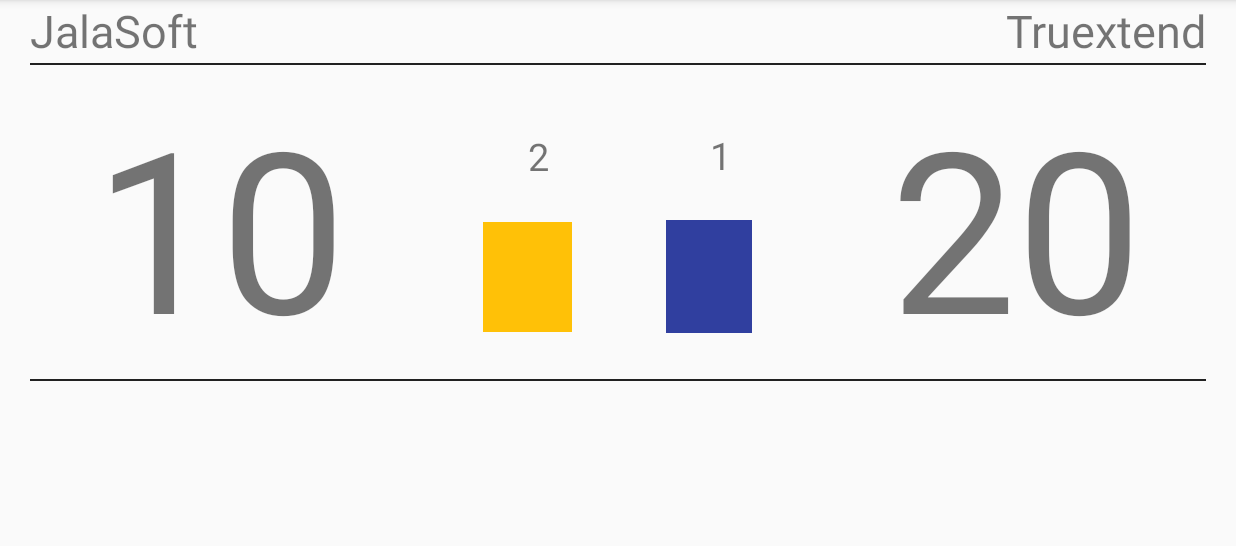
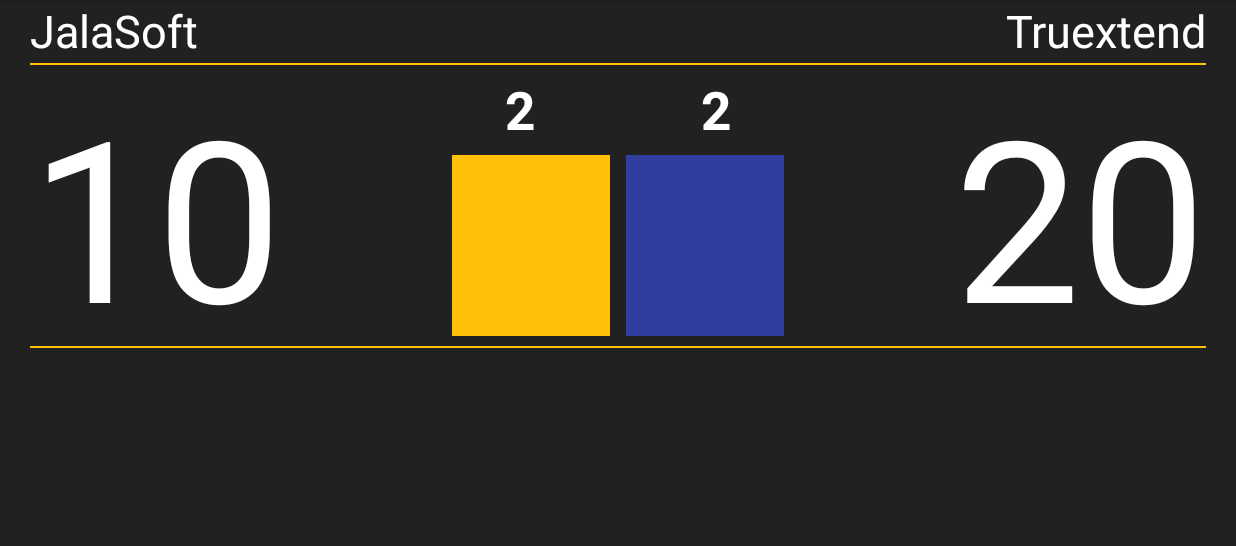
Before and after one commit to xjkwak/wallyapp, an Android app: the ScoreboardActivity screen opened directly, with no data from a screen before it, on a phone screen of 824 x 412 dp (held sideways), the part 72-618 px from its top. Run offline under Robolectric (Android 15) with nearby library versions, the phone set to English and light mode, and no system bars; our stand-ins replace Firebase (no records; nobody signed in at launch, a user with empty details on screens opened directly); network calls fail; 3 statements that could not run were skipped.

Commit message:
Add theme to scoreboard activity

```diff
--- a/app/src/main/java/siliconwally/net/wallyapp/ScoreboardActivity.java
+++ b/app/src/main/java/siliconwally/net/wallyapp/ScoreboardActivity.java
@@ -35,12 +35,16 @@
 
     private TextView setA;
     private TextView setB;
+    private TextView setColorA;
+    private TextView setColorB;
     private TextView detailedScoreA;
     private TextView detailedScoreB;
     private TextView detailedScoreASets;
     private TextView detailedScoreBSets;
     private Match match;
     private DatabaseReference mDatabase;
+    private static String FIRST_SET_POINT = "25";
+    private static String SECOND_SET_POINT = "15";
 
     @Override
     protected void onCreate(Bundle savedInstanceState) {
@@ -67,6 +71,8 @@
 
         setA = findViewById(R.id.textViewSetA);
         setB = findViewById(R.id.textViewSetB);
+        setColorA = findViewById(R.id.textViewSetColorA);
+        setColorB = findViewById(R.id.textViewSetColorB);
 
 
 
@@ -123,6 +129,10 @@
     }
 
     private void updateScoreboard() {
+        //Color of sets
+        int colorA = ContextCompat.getColor(this, R.color.colorAccent);
+        int colorB = ContextCompat.getColor(this, R.color.colorPrimaryDark) ;
+
         nameA.setText(match.getTeamA());
         nameB.setText(match.getTeamB());
         setScoreA.setText(String.valueOf(match.getCountA()));
@@ -130,44 +140,56 @@
 
         setA.setText(String.valueOf(match.getScoreA()));
         setB.setText(String.valueOf(match.getScoreB()));
+        setColorA.setBackgroundColor(colorA);
+        setColorB.setBackgroundColor(colorB);
 
-        int colorWinner =ContextCompat.getColor(this, R.color.colorAccent) ;
-        int colorLooser = ContextCompat.getColor(this, R.color.colorPrimaryDark) ;
         TableRow llDetailA = (TableRow) findViewById(R.id.llDetailA);
-        fillDetailScore(llDetailA, match.getPointsA(), match.getTeamA(), colorWinner , colorLooser);
+        fillDetailScore(llDetailA, match.getPointsA(), match.getTeamA(), colorA , colorB);
 
         TableRow llDetailB = (TableRow) findViewById(R.id.llDetailB);
-        fillDetailScore(llDetailB, match.getPointsB(), match.getTeamB(), colorLooser, colorWinner);
+        fillDetailScore(llDetailB, match.getPointsB(), match.getTeamB(), colorB, colorA);
     }
 
-    private void fillDetailScore(TableRow linear, ArrayList<Integer> list, String team, int colorWinner, int colorLooser) {
+    private void fillDetailScore(TableRow linear, ArrayList<Integer> list, String team, int colorA, int colorB) {
         TextView nameTeam = new TextView(this);
         nameTeam.setText(team);
+        int width = getMiddleScreenWidth();
+        TableRow.LayoutParams ltw = new TableRow.LayoutParams(width, ViewGroup.LayoutParams.WRAP_CONTENT);
+        ltw.setMargins(0,0,20,0);
+
+        TableRow.LayoutParams ltwSets = new TableRow.LayoutParams(ViewGroup.LayoutParams.WRAP_CONTENT, ViewGroup.LayoutParams.WRAP_CONTENT);
+        ltwSets.setMargins(5,0,5,0);
+
+        nameTeam.setLayoutParams(ltw);
+        nameTeam.setPadding(0,5,10,0);
+        nameTeam.setTextSize(22);
+        nameTeam.setMaxLines(1);
+        nameTeam.setTextColor(Color.WHITE);
+        linear.addView(nameTeam);
+        for (int item: list) {
+            TextView text = new TextView(this);
+            text.setText(String.valueOf(item));
+
+            if (String.valueOf(item).equals(ScoreboardActivity.FIRST_SET_POINT) || String.valueOf(item).equals(ScoreboardActivity.SECOND_SET_POINT)) {
+                text.setBackgroundColor(colorA);
+            }
+            if (!String.valueOf(item).equals(ScoreboardActivity.FIRST_SET_POINT) && !String.valueOf(item).equals(ScoreboardActivity.SECOND_SET_POINT)){
+                text.setBackgroundColor(colorB);
+            }
+
+            text.setPadding(5,5,25,0);
+            text.setTextColor(Color.WHITE);
+            text.setLayoutParams(ltwSets);
+            text.setTextSize(22);
+            linear.addView(text);
+        }
+    }
+
+    private int getMiddleScreenWidth() {
         Display display = getWindowManager().getDefaultDisplay();
         Point size = new Point();
         display.getSize(size);
         int width = size.x/2;
-        TableRow.LayoutParams ltw = new TableRow.LayoutParams(width, ViewGroup.LayoutParams.WRAP_CONTENT);
-        ltw.setMargins(0,0,20,0);
-
-        nameTeam.setLayoutParams(ltw);
-        nameTeam.setPadding(0,0,10,0);
-        nameTeam.setTextSize(22);
-        nameTeam.setMaxLines(1);
-        linear.addView(nameTeam);
-        for (int item: list) {
-            TextView text = new TextView(this);
-            text.setText(String.valueOf(item));
-            if (String.valueOf(item).equals("25")) {
-                text.setBackgroundColor(colorWinner);
-            }
-            if (!String.valueOf(item).equals("25")){
-                text.setBackgroundColor(colorLooser);
-            }
-
-            text.setPadding(5,0,25,0);
-            text.setTextSize(22);
-            linear.addView(text);
-        }
+        return width;
     }
 }
--- a/app/src/main/res/layout/activity_scoreboard.xml
+++ b/app/src/main/res/layout/activity_scoreboard.xml
@@ -4,17 +4,18 @@
     xmlns:tools="http://schemas.android.com/tools"
     android:layout_width="match_parent"
     android:layout_height="match_parent"
+    android:background="@color/primary_text"
     android:orientation="vertical"
-    android:layout_marginLeft="20sp"
-    android:layout_marginRight="20sp"
+    android:paddingLeft="20sp"
+    android:paddingRight="20sp"
     tools:context="siliconwally.net.wallyapp.ScoreboardActivity">
 
     <LinearLayout
         android:layout_width="match_parent"
         android:layout_height="wrap_content"
         android:layout_alignParentLeft="true"
+        android:layout_alignParentRight="true"
         android:layout_alignParentTop="true"
-        android:layout_alignParentRight="true"
         android:orientation="horizontal">
 
         <TextView
@@ -23,6 +24,7 @@
             android:layout_height="wrap_content"
             android:layout_weight="40.0"
             android:text="JalaSoft"
+            android:textColor="@android:color/white"
             android:textSize="30sp"
             tools:layout_editor_absoluteX="184dp" />
 
@@ -32,181 +34,165 @@
             android:layout_height="wrap_content"
             android:layout_weight="40.0"
             android:text="Truextend"
-            android:textSize="30sp"
-            android:textAlignment="textEnd" />
+            android:textAlignment="textEnd"
+            android:textColor="@android:color/white"
+            android:textSize="30sp" />
 
     </LinearLayout>
+
     <View
         android:layout_width="match_parent"
         android:layout_height="1dp"
         android:layout_gravity="center"
         android:layout_marginTop="1sp"
-        android:background="@color/primary_text" />
+        android:background="@color/colorAccent" />
+
+    <LinearLayout
+        android:layout_width="match_parent"
+        android:layout_height="186dp"
+        android:layout_alignParentLeft="true"
+        android:layout_alignParentRight="true"
+        android:layout_alignParentTop="true"
+        android:orientation="horizontal">
+
+        <LinearLayout
+            android:layout_width="match_parent"
+            android:layout_height="match_parent"
+            android:layout_weight="35.0"
+            android:orientation="vertical">
+
+            <TextView
+                android:id="@+id/setScoreA"
+                android:layout_width="match_parent"
+                android:layout_height="194dp"
+                android:layout_weight="35.0"
+                android:text="10"
+                android:textColor="@android:color/white"
+                android:textSize="150sp" />
+        </LinearLayout>
+
+        <LinearLayout
+            android:layout_width="match_parent"
+            android:layout_height="match_parent"
+            android:layout_weight="35.0"
+            android:orientation="vertical">
+
+            <LinearLayout
+                android:layout_width="match_parent"
+                android:layout_height="wrap_content"
+                android:orientation="horizontal">
+
+                <TextView
+                    android:id="@+id/textViewSetA"
+                    android:layout_width="match_parent"
+                    android:layout_height="60dp"
+                    android:layout_weight="1"
+                    android:gravity="center_vertical|center_horizontal|center"
+                    android:text="2"
+                    android:textColor="@android:color/white"
+                    android:textSize="35sp"
+                    android:textStyle="bold"
+                    tools:layout_editor_absoluteX="215dp"
+                    tools:layout_editor_absoluteY="16dp" />
+
+                <TextView
+                    android:id="@+id/textViewSetB"
+                    android:layout_width="match_parent"
+                    android:layout_height="60dp"
+                    android:layout_weight="1"
+                    android:gravity="center_vertical|center_horizontal"
+                    android:text="2"
+                    android:textColor="@android:color/white"
+                    android:textSize="35sp"
+                    android:textStyle="bold"
+                    tools:layout_editor_absoluteX="283dp"
+                    tools:layout_editor_absoluteY="16dp" />
+            </LinearLayout>
+
+            <LinearLayout
+                android:layout_width="match_parent"
+                android:layout_height="match_parent"
+                android:orientation="horizontal">
+
+                <TextView
+                    android:id="@+id/textViewSetColorA"
+                    android:layout_width="match_parent"
+                    android:layout_height="match_parent"
+                    android:layout_marginBottom="5dp"
+                    android:layout_marginLeft="20dp"
+                    android:layout_marginRight="5dp"
+                    android:layout_weight="1"
+                    android:background="@color/colorAccent"
+                    tools:layout_editor_absoluteX="215dp"
+                    tools:layout_editor_absoluteY="66dp" />
+
+                <TextView
+                    android:id="@+id/textViewSetColorB"
+                    android:layout_width="match_parent"
+                    android:layout_height="match_parent"
+                    android:layout_marginBottom="5dp"
+                    android:layout_marginLeft="5dp"
+                    android:layout_marginRight="20dp"
+                    android:layout_weight="1"
+                    android:background="@color/colorPrimaryDark"
+                    android:paddingLeft="10dp"
+                    android:paddingRight="10dp"
+                    tools:layout_editor_absoluteX="283dp"
+                    tools:layout_editor_absoluteY="66dp" />
+            </LinearLayout>
+
+        </LinearLayout>
+
+        <LinearLayout
+            android:layout_width="match_parent"
+            android:layout_height="match_parent"
+            android:layout_weight="35.0"
+            android:orientation="vertical">
+
+            <TextView
+                android:id="@+id/setScoreB"
+                android:layout_width="match_parent"
+                android:layout_height="194dp"
+                android:layout_weight="35.0"
+                android:text="20"
+                android:textAlignment="textEnd"
+                android:textColor="@android:color/white"
+                android:textSize="150sp"
+                tools:layout_editor_absoluteX="383dp" />
+        </LinearLayout>
+
+    </LinearLayout>
+
+    <View
+        android:layout_width="match_parent"
+        android:layout_height="1dp"
+        android:layout_gravity="center"
+        android:layout_marginTop="1sp"
+        android:background="@color/colorAccent" />
 
     <LinearLayout
         android:layout_width="match_parent"
         android:layout_height="wrap_content"
         android:layout_alignParentLeft="true"
+        android:layout_alignParentRight="true"
         android:layout_alignParentTop="true"
-        android:layout_alignParentRight="true"
-        android:orientation="horizontal">
-
-        <android.support.constraint.ConstraintLayout
-            android:layout_width="match_parent"
-            android:layout_height="match_parent"
-            android:layout_weight="35.0">
-
-            <TextView
-                android:id="@+id/setScoreA"
-                android:layout_width="209dp"
-                android:layout_height="193dp"
-                android:layout_marginEnd="7dp"
-                android:layout_weight="35.0"
-                android:text="10"
-                android:textSize="150sp"
-                app:layout_constraintBottom_toBottomOf="parent"
-                app:layout_constraintEnd_toStartOf="@+id/textViewSetA"
-                app:layout_constraintStart_toStartOf="parent"
-                app:layout_constraintTop_toTopOf="parent" />
-
-            <TextView
-                android:id="@+id/textViewSetA"
-                android:layout_width="59dp"
-                android:layout_height="40dp"
-                android:layout_marginBottom="11dp"
-                android:layout_marginEnd="10dp"
-                android:layout_marginStart="7dp"
-                android:layout_marginTop="40dp"
-                android:gravity="center_vertical|center_horizontal"
-                android:shadowDx="1"
-                android:text="2"
-                android:textSize="25sp"
-                app:layout_constraintBottom_toTopOf="@+id/textView7"
-                app:layout_constraintEnd_toStartOf="@+id/textViewSetB"
-                app:layout_constraintStart_toEndOf="@+id/setScoreA"
-                app:layout_constraintTop_toTopOf="parent" />
-
-            <TextView
-                android:id="@+id/textViewSetB"
-                android:layout_width="55dp"
-                android:layout_height="40dp"
-                android:layout_marginBottom="11dp"
-                android:layout_marginEnd="7dp"
-                android:layout_marginStart="11dp"
-                android:layout_marginTop="40dp"
-                android:gravity="center_vertical|center_horizontal"
-                android:text="1"
-                android:textSize="25sp"
-                app:layout_constraintBottom_toTopOf="@+id/textView8"
-                app:layout_constraintEnd_toStartOf="@+id/setScoreB"
-                app:layout_constraintStart_toEndOf="@+id/textViewSetA"
-                app:layout_constraintTop_toTopOf="parent" />
-
-            <TextView
-                android:id="@+id/textView7"
-                android:layout_width="59dp"
-                android:layout_height="73dp"
-                android:layout_marginBottom="29dp"
-                android:layout_marginEnd="10dp"
-                android:layout_marginStart="7dp"
-                android:layout_marginTop="12dp"
-                android:background="@color/colorAccent"
-                app:layout_constraintBottom_toBottomOf="parent"
-                app:layout_constraintEnd_toStartOf="@+id/textView8"
-                app:layout_constraintStart_toEndOf="@+id/setScoreA"
-                app:layout_constraintTop_toBottomOf="@+id/textViewSetA" />
-
-            <TextView
-                android:id="@+id/textView8"
-                android:layout_width="57dp"
-                android:layout_height="75dp"
-                android:layout_marginBottom="29dp"
-                android:layout_marginEnd="7dp"
-                android:layout_marginStart="10dp"
-                android:layout_marginTop="12dp"
-                android:background="@color/colorPrimaryDark"
-                app:layout_constraintBottom_toBottomOf="parent"
-                app:layout_constraintEnd_toStartOf="@+id/setScoreB"
-                app:layout_constraintStart_toEndOf="@+id/textView7"
-                app:layout_constraintTop_toBottomOf="@+id/textViewSetB" />
-
-            <TextView
-                android:id="@+id/setScoreB"
-                android:layout_width="203dp"
-                android:layout_height="194dp"
-                android:layout_marginStart="7dp"
-                android:layout_weight="35.0"
-                android:text="20"
-                android:textAlignment="textEnd"
-                android:textSize="150sp"
-                app:layout_constraintBottom_toBottomOf="parent"
-                app:layout_constraintEnd_toEndOf="parent"
-                app:layout_constraintStart_toEndOf="@+id/textView8"
-                app:layout_constraintTop_toTopOf="parent" />
-        </android.support.constraint.ConstraintLayout>
-
-    </LinearLayout>
-    <View
-        android:layout_width="match_parent"
-        android:layout_height="1dp"
-        android:layout_gravity="center"
-        android:layout_marginTop="1sp"
-        android:background="@color/primary_text" />
-    <LinearLayout
-        android:layout_width="match_parent"
-        android:layout_height="wrap_content"
-        android:layout_alignParentLeft="true"
-        android:layout_alignParentTop="true"
-        android:layout_alignParentRight="true"
         android:orientation="vertical">
 
         <TableLayout
             android:layout_width="match_parent"
-            android:layout_height="wrap_content">
+            android:layout_height="wrap_content"
+            android:layout_marginTop="5dp">
             <TableRow
                 android:id="@+id/llDetailA"
                 android:layout_width="match_parent"
                 android:layout_height="match_parent"
                 android:orientation="horizontal">
-
-                <!--<TextView
-                    android:id="@+id/detailedScoreA"
-                    android:layout_width="140dp"
-                    android:layout_height="wrap_content"
-                    android:layout_weight="30.0"
-                    android:text="JalaSoft"
-                    android:textSize="20sp"/>-->
-
-                <!--<TextView
-                    android:id="@+id/detailedScoreASets"
-                    android:layout_width="wrap_content"
-                    android:layout_height="wrap_content"
-                    android:layout_weight="70.0"
-                    android:text="10, 15, 20"
-                    android:textSize="20sp"/>-->
             </TableRow>
-
-
             <TableRow
                 android:id="@+id/llDetailB"
                 android:layout_width="match_parent"
                 android:layout_height="match_parent"
                 android:orientation="horizontal">
-                <!--<TextView
-                    android:id="@+id/detailedScoreB"
-                    android:layout_width="140dp"
-                    android:layout_height="wrap_content"
-                    android:layout_weight="30.0"
-                    android:text="Truextend"
-                    android:textSize="20sp"/>-->
-
-                <!--<TextView
-                    android:id="@+id/detailedScoreBSets"
-                    android:layout_width="wrap_content"
-                    android:layout_height="wrap_content"
-                    android:layout_weight="70.0"
-                    android:text="10, 15, 20"
-                    android:textSize="20sp"/>-->
             </TableRow>
 
         </TableLayout>
```
